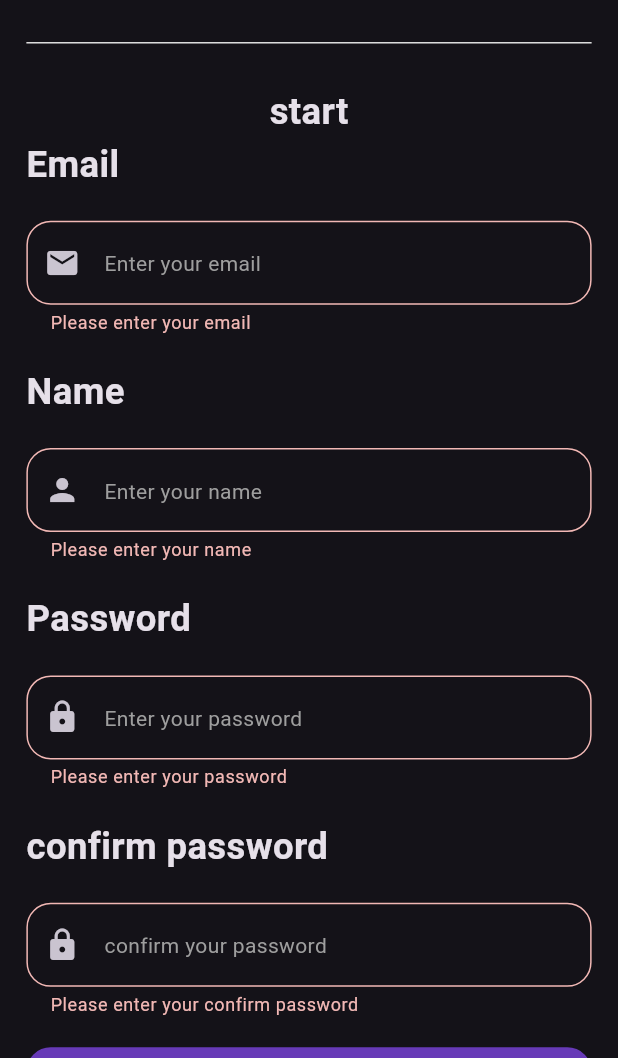
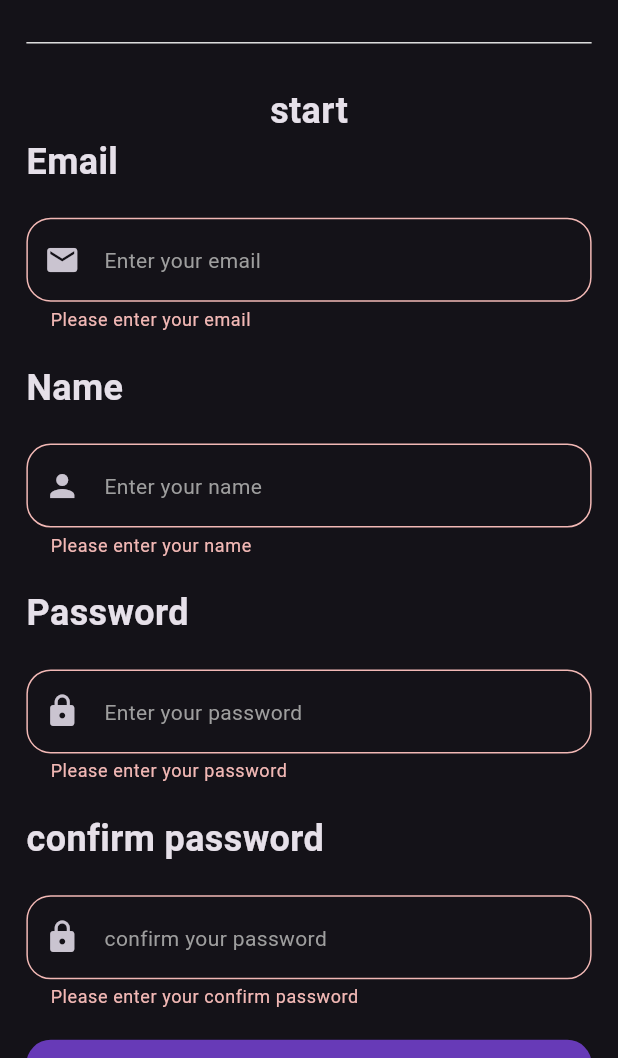
Before and after one commit to mohamadnafe14-arch/Login-Register-App, a Flutter app: the RegisterView screen opened by its route, after a tap on "Register", on a phone screen of 412 x 824 dp, the part 178-1236 px from its top. Run offline on Flutter 3.47's test engine with Material 3 defaults, Android fonts, the phone set to English and light mode, and no system bars; our stand-ins replace bloc, dartz, firebase_auth, firebase_core, flutter_bloc, flutter_screenutil and 2 more; accounts and stored records are empty.

Commit message:
optimizing the code

```diff
--- /dev/null
+++ b/lib/core/utils/app_styles.dart
@@ -0,0 +1,5 @@
+import 'package:flutter/widgets.dart';
+
+class AppStyles {
+  static const headerStyle=TextStyle(fontSize: 24, fontWeight: FontWeight.bold);
+}
--- a/lib/features/auth_feature/presentation/views/widgets/custom_app_bar.dart
+++ b/lib/features/auth_feature/presentation/views/widgets/custom_app_bar.dart
@@ -1,5 +1,6 @@
 import 'package:flutter/material.dart';
 import 'package:flutter_screenutil/flutter_screenutil.dart';
+import 'package:login_and_register_app/core/utils/app_styles.dart';
 
 class CustomAppBar extends StatelessWidget {
   const CustomAppBar({super.key, required this.title});
@@ -24,10 +25,7 @@ class CustomAppBar extends StatelessWidget {
         SizedBox(height: 20.h),
         Divider(thickness: 1, color: Colors.grey.shade300),
         SizedBox(height: 20.h),
-        Text(
-          "start",
-          style: TextStyle(fontSize: 24.sp, fontWeight: FontWeight.bold),
-        ),
+        Text("start", style: AppStyles.headerStyle),
       ],
     );
   }
--- a/lib/features/auth_feature/presentation/views/widgets/login_view_body.dart
+++ b/lib/features/auth_feature/presentation/views/widgets/login_view_body.dart
@@ -3,6 +3,7 @@ import 'package:flutter_bloc/flutter_bloc.dart';
 import 'package:flutter_screenutil/flutter_screenutil.dart';
 import 'package:go_router/go_router.dart';
 import 'package:login_and_register_app/core/utils/app_router.dart';
+import 'package:login_and_register_app/core/utils/app_styles.dart';
 import 'package:login_and_register_app/features/auth_feature/presentation/manager/cubits/auth_cubit/auth_cubit.dart';
 import 'package:login_and_register_app/features/auth_feature/presentation/views/widgets/custom_app_bar.dart';
 import 'package:login_and_register_app/features/auth_feature/presentation/views/widgets/custom_button.dart';
@@ -38,12 +39,7 @@ class _LoginViewBodyState extends State<LoginViewBody> {
               SizedBox(height: 40.h),
               CustomAppBar(title: "Login"),
               Row(
-                children: const [
-                  Text(
-                    'Email',
-                    style: TextStyle(fontSize: 24, fontWeight: FontWeight.bold),
-                  ),
-                ],
+                children: const [Text('Email', style: AppStyles.headerStyle)],
               ),
               SizedBox(height: 20.h),
               CustomTextFormField(
@@ -64,10 +60,7 @@ class _LoginViewBodyState extends State<LoginViewBody> {
               SizedBox(height: 20.h),
               Row(
                 children: const [
-                  Text(
-                    'Password',
-                    style: TextStyle(fontSize: 24, fontWeight: FontWeight.bold),
-                  ),
+                  Text('Password', style: AppStyles.headerStyle),
                 ],
               ),
               SizedBox(height: 20.h),
--- a/lib/features/auth_feature/presentation/views/widgets/register_view_body.dart
+++ b/lib/features/auth_feature/presentation/views/widgets/register_view_body.dart
@@ -3,6 +3,7 @@ import 'package:flutter_bloc/flutter_bloc.dart';
 import 'package:flutter_screenutil/flutter_screenutil.dart';
 import 'package:go_router/go_router.dart';
 import 'package:login_and_register_app/core/utils/app_router.dart';
+import 'package:login_and_register_app/core/utils/app_styles.dart';
 import 'package:login_and_register_app/features/auth_feature/presentation/manager/cubits/auth_cubit/auth_cubit.dart';
 import 'package:login_and_register_app/features/auth_feature/presentation/views/widgets/custom_app_bar.dart';
 import 'package:login_and_register_app/features/auth_feature/presentation/views/widgets/custom_button.dart';
@@ -47,17 +48,7 @@ class _RegisterViewBodyState extends State<RegisterViewBody> {
             children: [
               SizedBox(height: 40.h),
               CustomAppBar(title: "Register"),
-              Row(
-                children: [
-                  Text(
-                    'Email',
-                    style: TextStyle(
-                      fontSize: 24.sp,
-                      fontWeight: FontWeight.bold,
-                    ),
-                  ),
-                ],
-              ),
+              Row(children: [Text('Email', style: AppStyles.headerStyle)]),
               SizedBox(height: 20.h),
               CustomTextFormField(
                 hintText: "Enter your email",
@@ -74,17 +65,7 @@ class _RegisterViewBodyState extends State<RegisterViewBody> {
                 prefixIcon: Icons.email,
               ),
               SizedBox(height: 20.h),
-              Row(
-                children: [
-                  Text(
-                    'Name',
-                    style: TextStyle(
-                      fontSize: 24.sp,
-                      fontWeight: FontWeight.bold,
-                    ),
-                  ),
-                ],
-              ),
+              Row(children: [Text('Name', style: AppStyles.headerStyle)]),
               SizedBox(height: 20.h),
               CustomTextFormField(
                 hintText: "Enter your name",
@@ -99,17 +80,7 @@ class _RegisterViewBodyState extends State<RegisterViewBody> {
                 prefixIcon: Icons.person,
               ),
               SizedBox(height: 20.h),
-              Row(
-                children: [
-                  Text(
-                    'Password',
-                    style: TextStyle(
-                      fontSize: 24.sp,
-                      fontWeight: FontWeight.bold,
-                    ),
-                  ),
-                ],
-              ),
+              Row(children: [Text('Password', style: AppStyles.headerStyle)]),
               SizedBox(height: 20.h),
               CustomTextFormField(
                 controller: passwordController,
@@ -131,13 +102,7 @@ class _RegisterViewBodyState extends State<RegisterViewBody> {
               SizedBox(height: 20.h),
               Row(
                 children: [
-                  Text(
-                    'confirm password',
-                    style: TextStyle(
-                      fontSize: 24.sp,
-                      fontWeight: FontWeight.bold,
-                    ),
-                  ),
+                  Text('confirm password', style: AppStyles.headerStyle),
                 ],
               ),
               SizedBox(height: 20.h),
```
